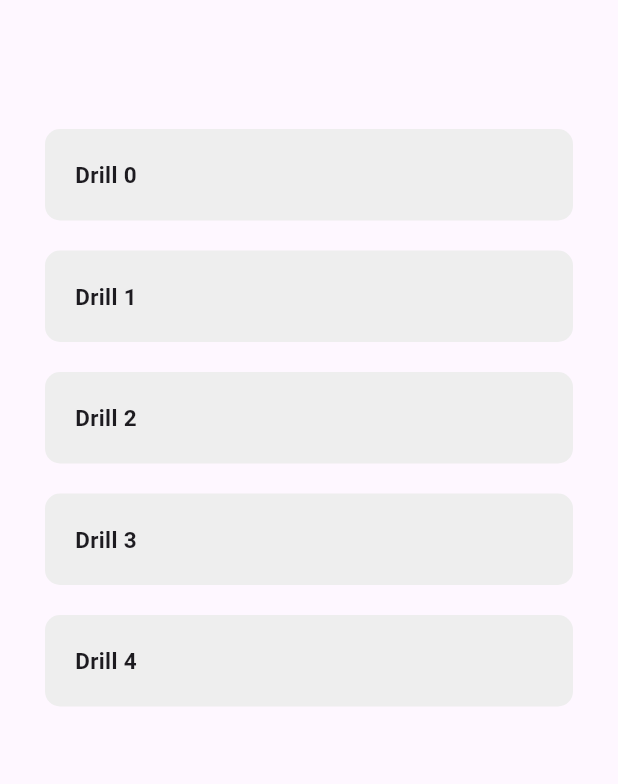
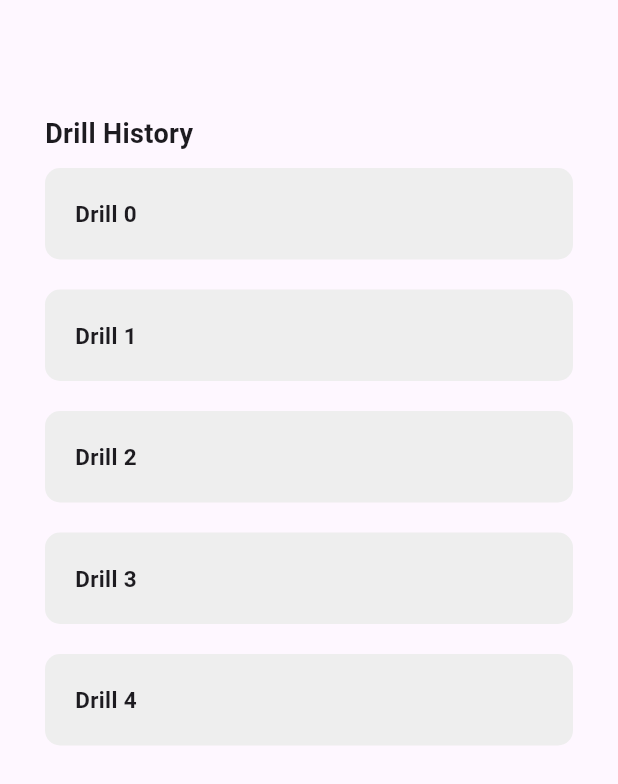
Before and after one commit to rizyxy/schoolhub_flutter, a Flutter app: the TopicPage screen opened directly with empty values, on a phone screen of 412 x 824 dp. Shown: the top 784 px of the screen. Run offline on Flutter 3.47's test engine with Material 3 defaults, Android fonts, the light colour scheme and no system bars; our stand-ins replace equatable, flutter_bloc, flutter_dotenv; network calls fail.

Commit message:
Refactor TopicPage layout by adjusting spacing and adding "Drill History" header

```diff
--- a/lib/presentation/views/topic_page.dart
+++ b/lib/presentation/views/topic_page.dart
@@ -21,7 +21,14 @@ class TopicPage extends StatelessWidget {
               style: TextStyle(fontSize: 25, fontWeight: FontWeight.bold),
             ),
             SizedBox(
-              height: 20,
+              height: 10,
+            ),
+            Text(
+              "Drill History",
+              style: TextStyle(fontSize: 18, fontWeight: FontWeight.bold),
+            ),
+            SizedBox(
+              height: 10,
             ),
             DrillList()
           ],
```
